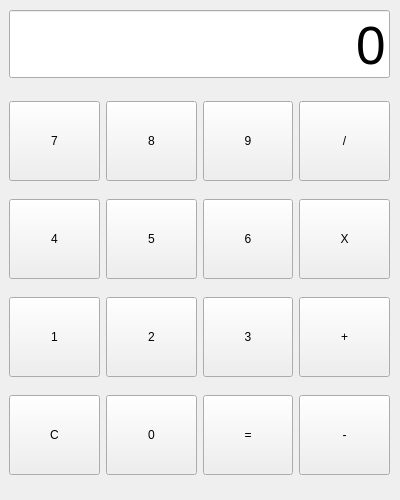
This is Part1/studyPyQt/caculator.ui in soo-jin-lim/miniprojects as Qt 5 draws it before an edit. The edited form follows.
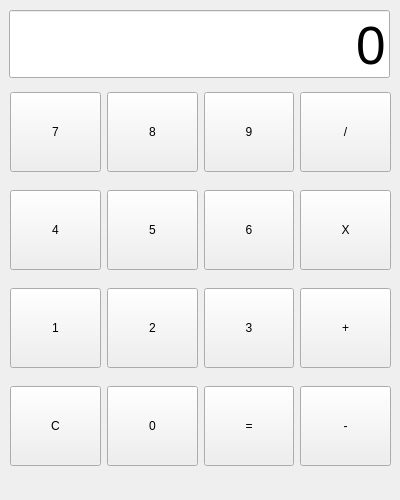
This is the edited form.

Patch:
```diff
--- a/Part1/studyPyQt/caculator.ui
+++ b/Part1/studyPyQt/caculator.ui
@@ -43,8 +43,8 @@
   <widget class="QWidget" name="gridLayoutWidget">
    <property name="geometry">
     <rect>
-     <x>9</x>
-     <y>89</y>
+     <x>10</x>
+     <y>80</y>
      <width>381</width>
      <height>401</height>
     </rect>
```
